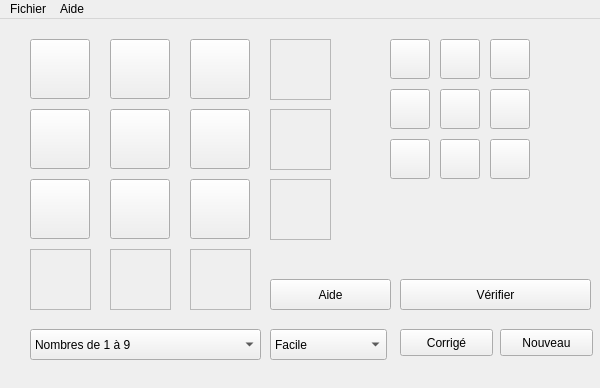
Qt form mainwindow.ui (Txikilinux/leterrier-fubuki) before a commit.
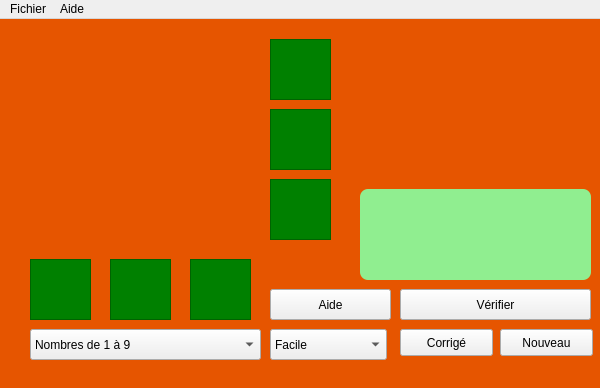
The same form after that commit. Icons and pictures are not drawn.

Patch:
```diff
--- a/mainwindow.ui
+++ b/mainwindow.ui
@@ -18,7 +18,26 @@
   </property>
   <widget class="QWidget" name="centralWidget">
    <property name="styleSheet">
-    <string notr="true"/>
+    <string notr="true">QWidget#centralWidget {	background-color: rgb(230, 85, 0);										
+											background-image: url(:/images/vignetteTerrier.png);
+											background-repeat: repeat-no;
+   											background-position: top right;
+}
+
+QLabel { background-color : green; color : yellow }
+QLabel#lblRegle { background-color : lightgreen; color : purple; border-radius : 8px }
+
+ *[flat=&quot;true&quot;]{ color : red; background-color : yellow; border-radius : 8px; 
+						border-width : 4px;
+						border-style : solid ;
+						border-color : black; }
+
+ *[flat=&quot;true&quot;]:hover{ color : red; background-color : yellow; border-radius : 8px; 
+						border-width : 4px;
+						border-style : solid ;
+						border-color : white; }
+
+</string>
    </property>
    <widget class="QPushButton" name="btnCase0">
     <property name="geometry">
@@ -43,6 +62,9 @@
     <property name="text">
      <string/>
     </property>
+    <property name="flat">
+     <bool>true</bool>
+    </property>
    </widget>
    <widget class="QPushButton" name="btnCase1">
     <property name="geometry">
@@ -64,6 +86,9 @@
     <property name="text">
      <string/>
     </property>
+    <property name="flat">
+     <bool>true</bool>
+    </property>
    </widget>
    <widget class="QPushButton" name="btnCase2">
     <property name="geometry">
@@ -85,6 +110,9 @@
     <property name="text">
      <string/>
     </property>
+    <property name="flat">
+     <bool>true</bool>
+    </property>
    </widget>
    <widget class="QPushButton" name="btnCase3">
     <property name="geometry">
@@ -106,6 +134,9 @@
     <property name="text">
      <string/>
     </property>
+    <property name="flat">
+     <bool>true</bool>
+    </property>
    </widget>
    <widget class="QPushButton" name="btnCase4">
     <property name="geometry">
@@ -127,6 +158,9 @@
     <property name="text">
      <string/>
     </property>
+    <property name="flat">
+     <bool>true</bool>
+    </property>
    </widget>
    <widget class="QPushButton" name="btnCase5">
     <property name="geometry">
@@ -148,6 +182,9 @@
     <property name="text">
      <string/>
     </property>
+    <property name="flat">
+     <bool>true</bool>
+    </property>
    </widget>
    <widget class="QPushButton" name="btnCase6">
     <property name="geometry">
@@ -169,6 +206,9 @@
     <property name="text">
      <string/>
     </property>
+    <property name="flat">
+     <bool>true</bool>
+    </property>
    </widget>
    <widget class="QPushButton" name="btnCase7">
     <property name="geometry">
@@ -190,6 +230,9 @@
     <property name="text">
      <string/>
     </property>
+    <property name="flat">
+     <bool>true</bool>
+    </property>
    </widget>
    <widget class="QPushButton" name="btnCase8">
     <property name="geometry">
@@ -211,6 +254,9 @@
     <property name="text">
      <string/>
     </property>
+    <property name="flat">
+     <bool>true</bool>
+    </property>
    </widget>
    <widget class="QLabel" name="lblH0">
     <property name="geometry">
@@ -297,7 +343,7 @@
     <property name="geometry">
      <rect>
       <x>30</x>
-      <y>230</y>
+      <y>240</y>
       <width>61</width>
       <height>61</height>
      </rect>
@@ -324,7 +370,7 @@
     <property name="geometry">
      <rect>
       <x>110</x>
-      <y>230</y>
+      <y>240</y>
       <width>61</width>
       <height>61</height>
      </rect>
@@ -351,7 +397,7 @@
     <property name="geometry">
      <rect>
       <x>190</x>
-      <y>230</y>
+      <y>240</y>
       <width>61</width>
       <height>61</height>
      </rect>
@@ -394,6 +440,9 @@
     <property name="text">
      <string/>
     </property>
+    <property name="flat">
+     <bool>true</bool>
+    </property>
    </widget>
    <widget class="QPushButton" name="btnNbre1">
     <property name="geometry">
@@ -415,6 +464,9 @@
     <property name="text">
      <string/>
     </property>
+    <property name="flat">
+     <bool>true</bool>
+    </property>
    </widget>
    <widget class="QPushButton" name="btnNbre2">
     <property name="geometry">
@@ -436,6 +488,9 @@
     <property name="text">
      <string/>
     </property>
+    <property name="flat">
+     <bool>true</bool>
+    </property>
    </widget>
    <widget class="QPushButton" name="btnNbre3">
     <property name="geometry">
@@ -457,6 +512,9 @@
     <property name="text">
      <string/>
     </property>
+    <property name="flat">
+     <bool>true</bool>
+    </property>
    </widget>
    <widget class="QPushButton" name="btnNbre4">
     <property name="geometry">
@@ -478,6 +536,9 @@
     <property name="text">
      <string/>
     </property>
+    <property name="flat">
+     <bool>true</bool>
+    </property>
    </widget>
    <widget class="QPushButton" name="btnNbre5">
     <property name="geometry">
@@ -499,6 +560,9 @@
     <property name="text">
      <string/>
     </property>
+    <property name="flat">
+     <bool>true</bool>
+    </property>
    </widget>
    <widget class="QPushButton" name="btnNbre6">
     <property name="geometry">
@@ -520,6 +584,9 @@
     <property name="text">
      <string/>
     </property>
+    <property name="flat">
+     <bool>true</bool>
+    </property>
    </widget>
    <widget class="QPushButton" name="btnNbre7">
     <property name="geometry">
@@ -541,6 +608,9 @@
     <property name="text">
      <string/>
     </property>
+    <property name="flat">
+     <bool>true</bool>
+    </property>
    </widget>
    <widget class="QPushButton" name="btnNbre8">
     <property name="geometry">
@@ -562,12 +632,15 @@
     <property name="text">
      <string/>
     </property>
+    <property name="flat">
+     <bool>true</bool>
+    </property>
    </widget>
    <widget class="QPushButton" name="btnVerifier">
     <property name="geometry">
      <rect>
       <x>400</x>
-      <y>260</y>
+      <y>270</y>
       <width>191</width>
       <height>31</height>
      </rect>
@@ -627,7 +700,7 @@
     <property name="geometry">
      <rect>
       <x>270</x>
-      <y>260</y>
+      <y>270</y>
       <width>121</width>
       <height>31</height>
      </rect>
@@ -645,7 +718,7 @@
    <widget class="QLabel" name="lblRegle">
     <property name="geometry">
      <rect>
-      <x>350</x>
+      <x>360</x>
       <y>170</y>
       <width>231</width>
       <height>91</height>
```
Left out of the diff: 3 changed lines with no effect on the pictures.
